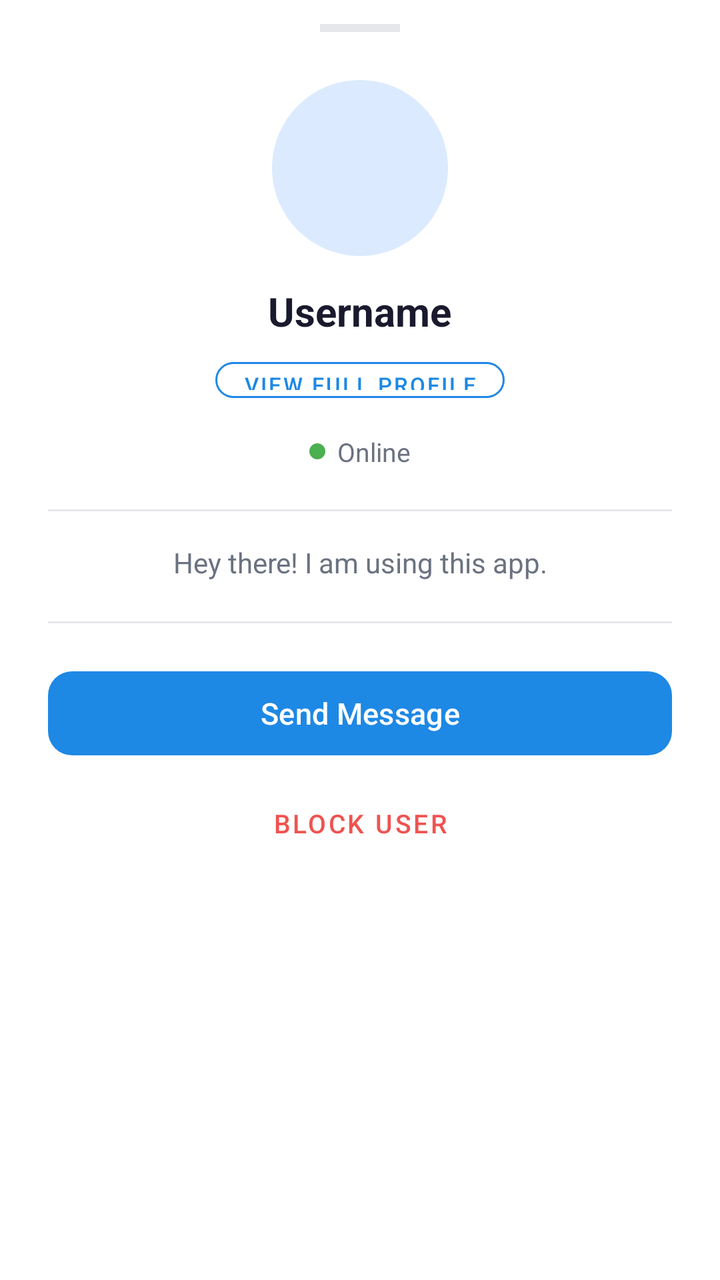
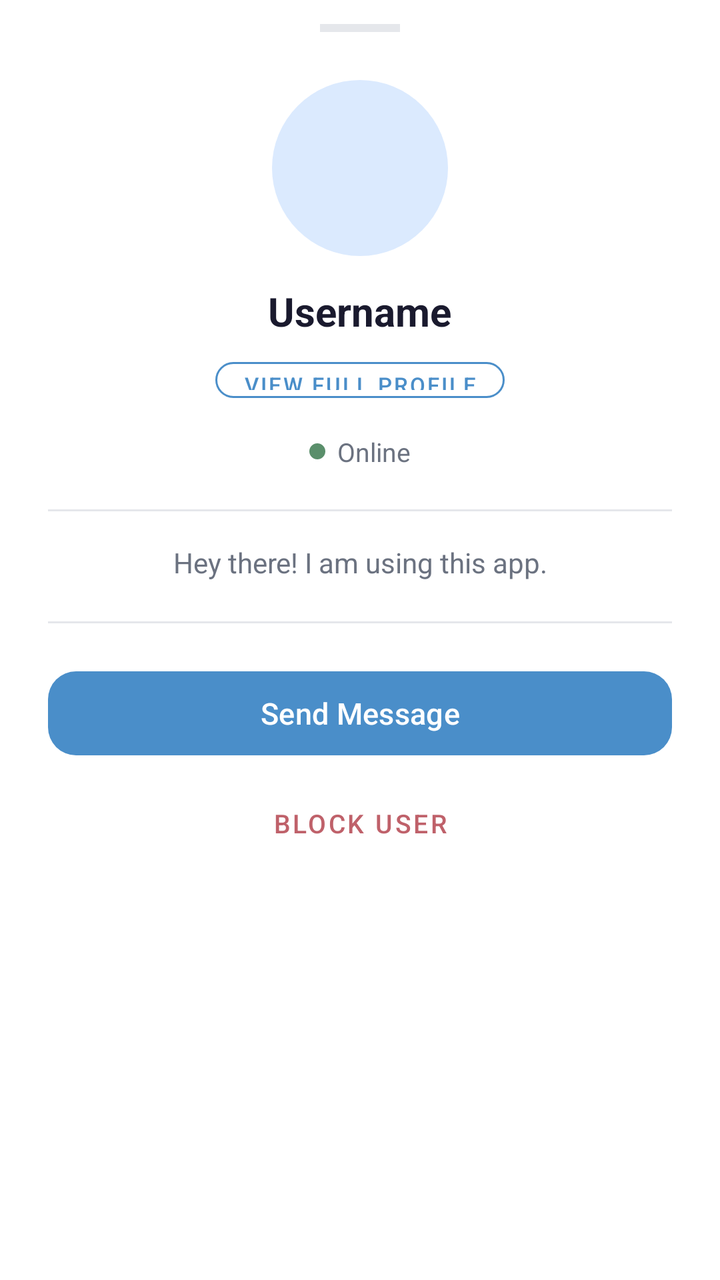

Screens rendered from an Android XML layout before and after an edit, with the pre-edit source and the edit as a unified diff.
<!-- AndroidManifest.xml: application theme Theme.MainProj -->
<!-- res/layout/bottom_sheet_user_profile.xml -->
<?xml version="1.0" encoding="utf-8"?>
<LinearLayout
    xmlns:android="http://schemas.android.com/apk/res/android"
    xmlns:app="http://schemas.android.com/apk/res-auto"
    android:layout_width="match_parent"
    android:layout_height="match_parent"
    android:orientation="vertical"
    android:background="@color/colorSurface"
    android:paddingBottom="32dp">

    
    <View
        android:layout_width="40dp"
        android:layout_height="4dp"
        android:layout_gravity="center_horizontal"
        android:layout_marginTop="12dp"
        android:layout_marginBottom="24dp"
        android:background="@color/colorDivider"/>

    
    <ImageView
        android:id="@+id/bsProfileImage"
        android:layout_width="88dp"
        android:layout_height="88dp"
        android:layout_gravity="center_horizontal"
        android:background="@drawable/bg_avatar_circle"
        android:src="@android:drawable/sym_def_app_icon"
        android:tint="@color/colorAvatarIcon"
        android:padding="20dp"
        android:scaleType="centerInside"
        android:contentDescription="Profile picture"/>

    
    <TextView
        android:id="@+id/bsUsername"
        android:layout_width="wrap_content"
        android:layout_height="wrap_content"
        android:layout_gravity="center_horizontal"
        android:layout_marginTop="14dp"
        android:text="Username"
        android:textSize="20sp"
        android:textStyle="bold"
        android:textColor="@color/colorTextPrimary"/>

    
    <com.google.android.material.button.MaterialButton
        android:id="@+id/bsBtnViewProfile"
        style="@style/Widget.MaterialComponents.Button.OutlinedButton"
        android:layout_width="wrap_content"
        android:layout_height="30dp"
        android:layout_gravity="center_horizontal"
        android:layout_marginTop="6dp"
        android:text="View Full Profile"
        android:textSize="11sp"
        android:textColor="@color/colorPrimary"
        android:paddingHorizontal="14dp"
        app:backgroundTint="@android:color/transparent"
        app:strokeColor="@color/colorPrimary"
        app:strokeWidth="1dp"
        app:cornerRadius="20dp"
        app:iconSize="14dp"/>

    
    <LinearLayout
        android:layout_width="wrap_content"
        android:layout_height="wrap_content"
        android:layout_gravity="center_horizontal"
        android:layout_marginTop="12dp"
        android:orientation="horizontal"
        android:gravity="center_vertical">

        <View
            android:id="@+id/bsOnlineDot"
            android:layout_width="8dp"
            android:layout_height="8dp"
            android:background="@drawable/bg_avatar_circle"
            android:backgroundTint="#4CAF50"
            android:layout_marginEnd="6dp"/>

        <TextView
            android:id="@+id/bsLastSeen"
            android:layout_width="wrap_content"
            android:layout_height="wrap_content"
            android:text="Online"
            android:textSize="13sp"
            android:textColor="@color/colorTextSecondary"/>

    </LinearLayout>

    
    <View
        android:layout_width="match_parent"
        android:layout_height="1dp"
        android:layout_marginHorizontal="24dp"
        android:layout_marginTop="20dp"
        android:layout_marginBottom="16dp"
        android:background="@color/colorDivider"/>

    
    <TextView
        android:id="@+id/bsBio"
        android:layout_width="wrap_content"
        android:layout_height="wrap_content"
        android:layout_gravity="center_horizontal"
        android:layout_marginHorizontal="40dp"
        android:text="Hey there! I am using this app."
        android:textSize="14sp"
        android:textColor="@color/colorTextSecondary"
        android:gravity="center"
        android:maxLines="3"
        android:ellipsize="end"/>

    
    <View
        android:layout_width="match_parent"
        android:layout_height="1dp"
        android:layout_marginHorizontal="24dp"
        android:layout_marginTop="20dp"
        android:layout_marginBottom="20dp"
        android:background="@color/colorDivider"/>

    
    <com.google.android.material.button.MaterialButton
        android:id="@+id/bsBtnSendMessage"
        android:layout_width="match_parent"
        android:layout_height="50dp"
        android:layout_marginHorizontal="24dp"
        android:text="Send Message"
        android:textSize="15sp"
        android:textColor="@color/colorFabIcon"
        app:backgroundTint="@color/colorFab"
        app:cornerRadius="12dp"
        app:strokeWidth="0dp"/>

    
    <com.google.android.material.button.MaterialButton
        android:id="@+id/bsBtnBlock"
        style="@style/Widget.MaterialComponents.Button.TextButton"
        android:layout_width="wrap_content"
        android:layout_height="wrap_content"
        android:layout_gravity="center_horizontal"
        android:layout_marginTop="6dp"
        android:text="Block User"
        android:textSize="13sp"
        android:textColor="#EF5350"
        app:backgroundTint="@android:color/transparent"
        app:rippleColor="#1AEF5350"/>

    
    <com.google.android.material.button.MaterialButton
        android:id="@+id/bsBtnManageRole"
        android:layout_width="match_parent"
        android:layout_height="50dp"
        android:layout_marginHorizontal="24dp"
        android:layout_marginTop="8dp"
        android:text="Manage Role"
        android:textSize="15sp"
        android:textColor="@color/colorFabIcon"
        android:visibility="gone"
        app:backgroundTint="#FF9800"
        app:cornerRadius="12dp"
        app:strokeWidth="0dp"/>

    
    <com.google.android.material.button.MaterialButton
        android:id="@+id/bsBtnManageGatePerms"
        android:layout_width="match_parent"
        android:layout_height="50dp"
        android:layout_marginHorizontal="24dp"
        android:layout_marginTop="8dp"
        android:text="Manage Gate Permissions"
        android:textSize="15sp"
        android:textColor="@color/colorFabIcon"
        android:visibility="gone"
        app:backgroundTint="#9C27B0"
        app:cornerRadius="12dp"
        app:strokeWidth="0dp"/>

</LinearLayout>
<!-- resources referenced by this layout -->
<resources>
  <color name="colorAvatarIcon">#1E88E5</color>
  <color name="colorDivider">#E5E7EB</color>
  <color name="colorFab">#1E88E5</color>
  <color name="colorFabIcon">#FFFFFF</color>
  <color name="colorPrimary">#1E88E5</color>
  <color name="colorSurface">#FFFFFF</color>
  <color name="colorTextPrimary">#1A1A2E</color>
  <color name="colorTextSecondary">#6B7280</color>
  <!-- drawable bg_avatar_circle (drawable) -->
  <?xml version="1.0" encoding="utf-8"?>
  <shape xmlns:android="http://schemas.android.com/apk/res/android"
      android:shape="oval">
  
      <solid android:color="@color/colorAvatarBackground"/>
  
  </shape>
  <style name="Theme.MainProj" parent="Theme.Material3.DayNight.NoActionBar">
              <item name="inputStrokeColor">@color/input_stroke_color_light</item>
              <item name="buttonPrimary">@color/button_primary_light</item>
              <item name="textSecondary">@color/text_secondary_light</item>
  
              <item name="buttonGoogleBg">@color/button_google_bg_light</item>
              <item name="buttonGoogleText">@color/button_google_text_light</item>
              <item name="buttonGoogleStroke">@color/button_google_stroke_light</item>
          </style>
  <color name="colorAvatarBackground">#DBEAFE</color>
  <color name="input_stroke_color_light">#667eea</color>
  <color name="button_primary_light">#667eea</color>
  <color name="text_secondary_light">#666666</color>
  <color name="button_google_bg_light">#FFFFFF</color>
  <color name="button_google_text_light">#333333</color>
  <color name="button_google_stroke_light">#e0e0e0</color>
</resources>

<!-- the commit's change to res/layout/bottom_sheet_user_profile.xml (unified diff, before → after) -->
@@ -74,7 +74,7 @@
             android:layout_width="8dp"
             android:layout_height="8dp"
             android:background="@drawable/bg_avatar_circle"
-            android:backgroundTint="#4CAF50"
+            android:backgroundTint="@color/colorOnlineDot"
             android:layout_marginEnd="6dp"/>
 
         <TextView
@@ -129,7 +129,7 @@
         android:textSize="15sp"
         android:textColor="@color/colorFabIcon"
         app:backgroundTint="@color/colorFab"
-        app:cornerRadius="12dp"
+        app:cornerRadius="14dp"
         app:strokeWidth="0dp"/>
 
     
@@ -142,9 +142,10 @@
         android:layout_marginTop="6dp"
         android:text="Block User"
         android:textSize="13sp"
-        android:textColor="#EF5350"
+        android:textColor="@color/colorBlockUser"
         app:backgroundTint="@android:color/transparent"
-        app:rippleColor="#1AEF5350"/>
+        app:rippleColor="@color/colorBlockUser"
+        app:cornerRadius="12dp"/>
 
     
     <com.google.android.material.button.MaterialButton
@@ -157,8 +158,8 @@
         android:textSize="15sp"
         android:textColor="@color/colorFabIcon"
         android:visibility="gone"
-        app:backgroundTint="#FF9800"
-        app:cornerRadius="12dp"
+        app:backgroundTint="@color/colorWarning"
+        app:cornerRadius="14dp"
         app:strokeWidth="0dp"/>
 
     
@@ -172,8 +173,8 @@
         android:textSize="15sp"
         android:textColor="@color/colorFabIcon"
         android:visibility="gone"
-        app:backgroundTint="#9C27B0"
-        app:cornerRadius="12dp"
+        app:backgroundTint="@color/colorPurple"
+        app:cornerRadius="14dp"
         app:strokeWidth="0dp"/>
 
 </LinearLayout>
<!-- resource entries referenced after the edit -->
@@ -1,13 +1,17 @@
 <!-- resources referenced by this layout -->
 <resources>
-  <color name="colorAvatarIcon">#1E88E5</color>
+  <color name="colorAvatarIcon">#4A8EC9</color>
+  <color name="colorBlockUser">#BF616A</color>
   <color name="colorDivider">#E5E7EB</color>
-  <color name="colorFab">#1E88E5</color>
+  <color name="colorFab">#4A8EC9</color>
   <color name="colorFabIcon">#FFFFFF</color>
-  <color name="colorPrimary">#1E88E5</color>
+  <color name="colorOnlineDot">#5A8F6B</color>
+  <color name="colorPrimary">#4A8EC9</color>
+  <color name="colorPurple">#9B6D9B</color>
   <color name="colorSurface">#FFFFFF</color>
   <color name="colorTextPrimary">#1A1A2E</color>
   <color name="colorTextSecondary">#6B7280</color>
+  <color name="colorWarning">#E08A4E</color>
   <!-- drawable bg_avatar_circle (drawable) -->
   <?xml version="1.0" encoding="utf-8"?>
   <shape xmlns:android="http://schemas.android.com/apk/res/android"
